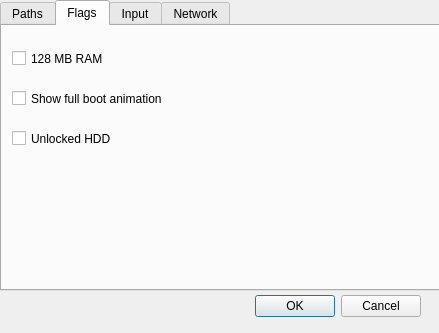
First picture: the form in config.ui, repository dracc/YAXF, before the edit.
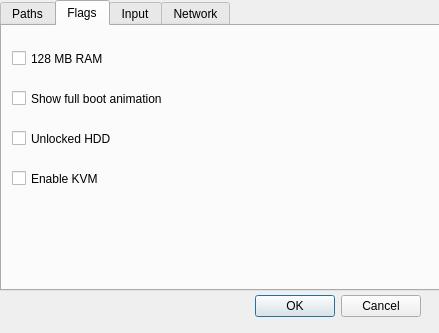
Second picture: the form after the edit. The open tabs and pages were chosen to show the change.

```diff
--- a/config.ui
+++ b/config.ui
@@ -278,6 +278,19 @@
       <string>Unlocked HDD</string>
      </property>
     </widget>
+    <widget class="QCheckBox" name="enable_kvm">
+     <property name="geometry">
+      <rect>
+       <x>10</x>
+       <y>140</y>
+       <width>221</width>
+       <height>25</height>
+      </rect>
+     </property>
+     <property name="text">
+      <string>Enable KVM</string>
+     </property>
+    </widget>
    </widget>
    <widget class="QWidget" name="tab_3">
     <attribute name="title">
```
Left out of the diff: 2 changed lines with no effect on the pictures.
